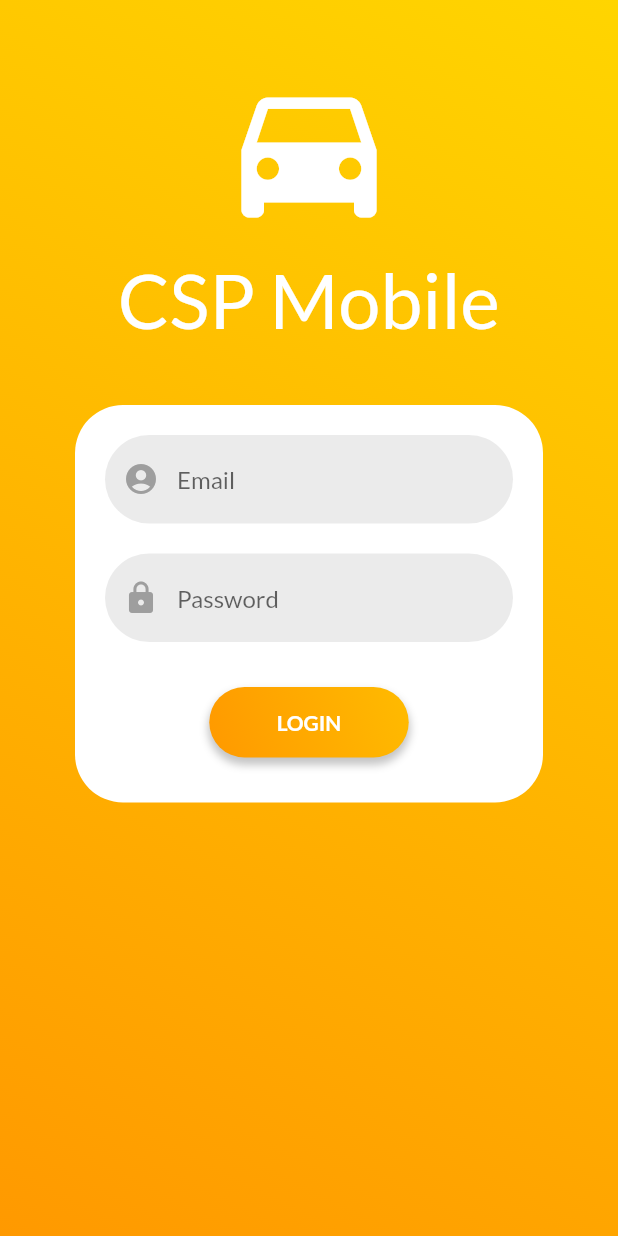
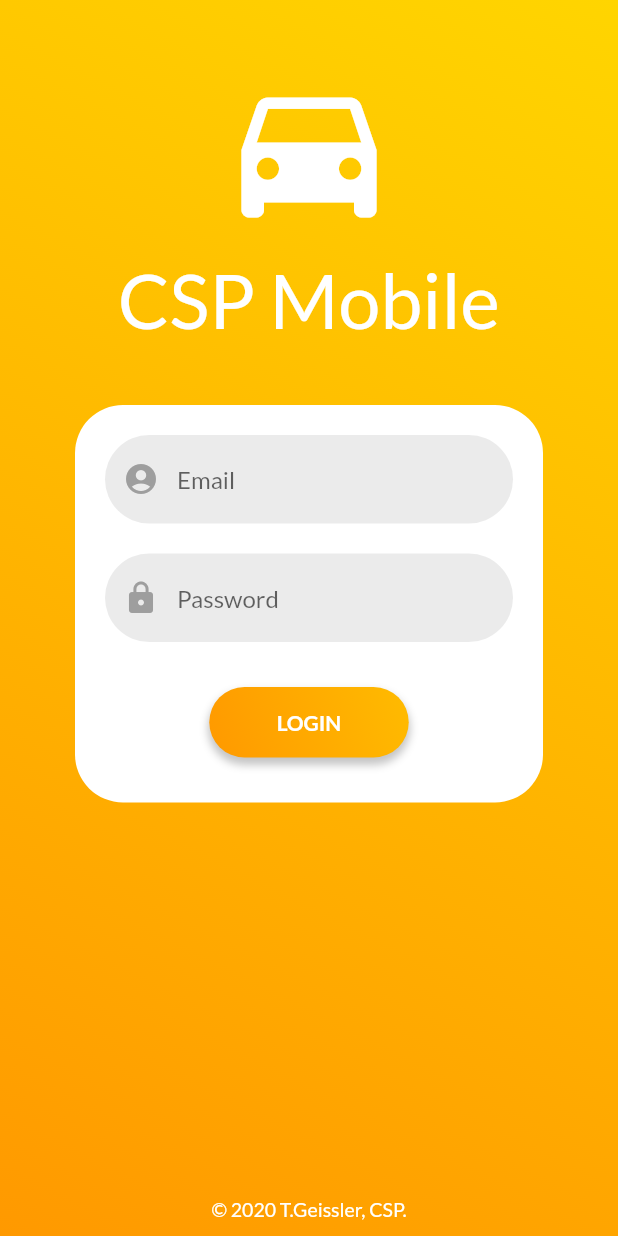
Before and after one commit to TimothyGeissler/CSP_Flutter, a Flutter app: the screen it shows after launch, on a phone screen of 412 x 824 dp. Run offline on Flutter 3.47's test engine with Material 2 defaults, Android fonts, the phone set to English and light mode, and no system bars; our stand-ins replace dio, google_fonts, progress_state_button; missing offline and left inert: flutter_circular_chart.

Commit message:
Copyright added to login_page.dart

```diff
--- a/lib/login/pages/login_page.dart
+++ b/lib/login/pages/login_page.dart
@@ -68,9 +68,24 @@ class _LoginPageState extends State<LoginPage> {
                 end: Alignment.bottomLeft,
                 colors: [Color(0xffffd500), Color(0xffff9900)])),
         child: Column(
+          mainAxisAlignment: MainAxisAlignment.spaceBetween,
           children: <Widget>[
-            loginLogo(),
-            loginForm(),
+            Column(
+              children: <Widget>[
+                loginLogo(),
+                loginForm(),
+              ],
+            ),
+            Padding(
+              padding: EdgeInsets.only(bottom: 10.0),
+              child: Text(
+                  "© 2020 T.Geissler, CSP.",
+                style: TextStyle(
+                  color: Colors.white,
+                  fontSize: 13
+                ),
+              ),
+            )
           ],
         ),
       )),
```
